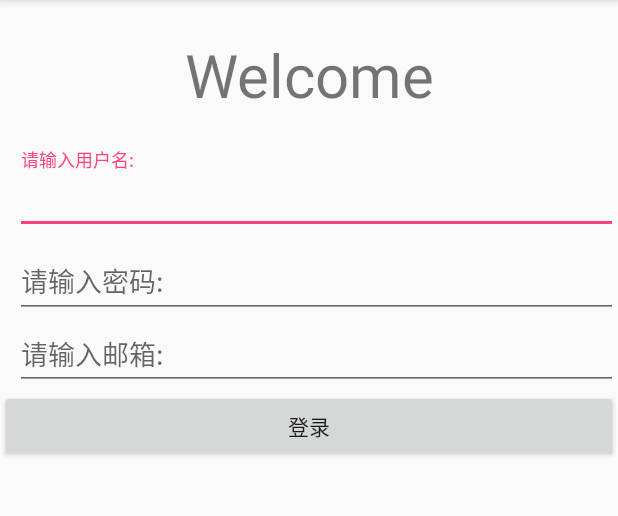
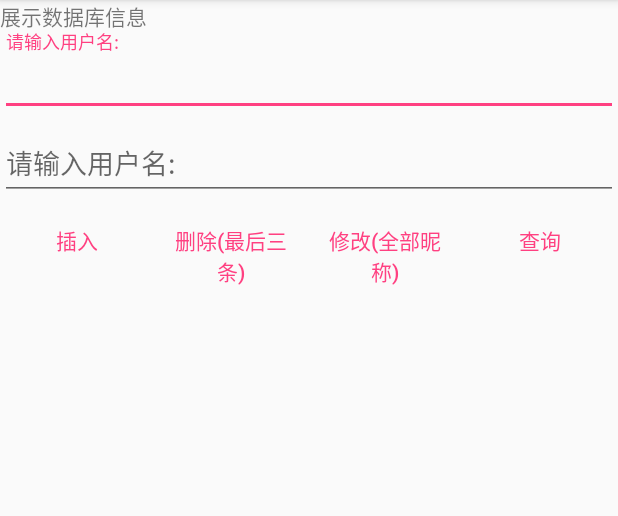
Before and after one commit to fasei/GithubTest, an Android app: the screen it shows after launch (LogonActivity before the commit, GreenDaoActivity after it), on a phone screen of 412 x 824 dp, the part 84-600 px from its top. Run offline under Robolectric (Android 15) with nearby library versions, the phone set to English and light mode, and no system bars; our stand-ins replace ButterKnife; 4 statements that could not run were skipped.

Commit message:
1、创建项目. 2、编写测试log. 3、编写GreenDao的测试部分代码，生成一个数据库和两个数据表; 4、实现了数据的增删改查

```diff
--- a/app/src/main/AndroidManifest.xml
+++ b/app/src/main/AndroidManifest.xml
@@ -3,6 +3,7 @@
     package="com.zt.wc.githubtest">
 
     <application
+        android:name=".App"
         android:allowBackup="true"
         android:icon="@mipmap/ic_launcher"
         android:label="@string/app_name"
@@ -15,7 +16,8 @@
                 <category android:name="android.intent.category.LAUNCHER" />
             </intent-filter>
         </activity>
-        <activity android:name=".ui.LogonActivity"></activity>
+        <activity android:name=".ui.LogonActivity" />
+        <activity android:name=".ui.GreenDaoActivity"></activity>
     </application>
 
 </manifest>
--- /dev/null
+++ b/app/src/main/java/com/zt/wc/githubtest/App.java
@@ -0,0 +1,30 @@
+package com.zt.wc.githubtest;
+
+import android.app.Application;
+import android.content.Context;
+
+import com.zt.wc.githubtest.dao.GreenDaoManager;
+
+/**
+ * Created by 王超 on 2016/12/12.
+ */
+
+public class App extends Application{
+    private static Context mContext;
+
+    @Override
+    public void onCreate() {
+        super.onCreate();
+        mContext=getApplicationContext();
+        GreenDaoManager.getInstance();  //首先初始化数据库内容
+    }
+
+    /**
+     * 全局上下文关系
+     * @return
+     */
+    public static Context gainContext(){
+        return mContext;
+    }
+
+}
--- a/app/src/main/java/com/zt/wc/githubtest/MainActivity.java
+++ b/app/src/main/java/com/zt/wc/githubtest/MainActivity.java
@@ -5,6 +5,7 @@ import android.support.v7.app.AppCompatActivity;
 import android.os.Bundle;
 import android.util.Log;
 
+import com.zt.wc.githubtest.ui.GreenDaoActivity;
 import com.zt.wc.githubtest.ui.LogonActivity;
 
 public class MainActivity extends AppCompatActivity {
@@ -15,7 +16,7 @@ public class MainActivity extends AppCompatActivity {
         super.onCreate(savedInstanceState);
         setContentView(R.layout.activity_main);
         Log.d(TAG, "hello github!!!");
-        Intent mLogonIntent=new Intent(MainActivity.this, LogonActivity.class);
+        Intent mLogonIntent=new Intent(MainActivity.this, GreenDaoActivity.class);
         startActivity(mLogonIntent);
     }
 }
--- /dev/null
+++ b/app/src/main/java/com/zt/wc/githubtest/dao/GreenDaoManager.java
@@ -0,0 +1,48 @@
+package com.zt.wc.githubtest.dao;
+
+import com.zt.wc.githubtest.App;
+import com.zt.wc.githubtest.greendao.gen.DaoMaster;
+import com.zt.wc.githubtest.greendao.gen.DaoSession;
+
+/**GreenDao的管理类，相关的内容
+ * 一个DaoMaster就代表着一个数据库的连接；
+ * DaoSession可以让我们使用一些Entity的基本操作和获取Dao操作类，
+ * DaoSession可以创建多个，
+ * 每一个都是属于同一个数据库连接的。
+ * Created by 王超 on 2016/12/12.
+ */
+
+public class GreenDaoManager {
+    private static GreenDaoManager mInstance;
+    private DaoMaster mDaoMaster;
+    private DaoSession mDaoSession;
+
+
+    public GreenDaoManager() {
+         DaoMaster.DevOpenHelper devOpenHelper = new DaoMaster.DevOpenHelper(App.gainContext(), "node_db", null);
+        mDaoMaster=new DaoMaster(devOpenHelper.getWritableDatabase());
+        mDaoSession=mDaoMaster.newSession();
+    }
+
+    public static GreenDaoManager getInstance(){
+        if(mInstance==null){
+            mInstance=new GreenDaoManager();
+        }
+        return  mInstance;
+    }
+
+    public DaoMaster getmDaoMaster() {
+        return mDaoMaster;
+    }
+
+    public DaoSession getmDaoSession() {
+        return mDaoSession;
+    }
+    public DaoSession getmNewDaoSession() {
+        mDaoSession=mDaoMaster.newSession();
+        return mDaoSession;
+    }
+
+
+
+}
--- a/app/src/main/java/com/zt/wc/githubtest/dao/User.java
+++ b/app/src/main/java/com/zt/wc/githubtest/dao/User.java
@@ -68,6 +68,6 @@ public class User {
                 ", name='" + name + '\'' +
                 ", age=" + age +
                 ", mark='" + mark + '\'' +
-                '}';
+                '}'+"\n";
     }
 }
--- /dev/null
+++ b/app/src/main/java/com/zt/wc/githubtest/ui/GreenDaoActivity.java
@@ -0,0 +1,121 @@
+package com.zt.wc.githubtest.ui;
+
+import android.os.Bundle;
+import android.support.v7.app.AppCompatActivity;
+import android.text.TextUtils;
+import android.util.Log;
+import android.view.View;
+import android.widget.Button;
+import android.widget.EditText;
+import android.widget.TextView;
+
+import com.zt.wc.githubtest.R;
+import com.zt.wc.githubtest.dao.GreenDaoManager;
+import com.zt.wc.githubtest.dao.User;
+import com.zt.wc.githubtest.greendao.gen.UserDao;
+
+import java.util.List;
+
+import butterknife.Bind;
+import butterknife.ButterKnife;
+import butterknife.OnClick;
+
+public class GreenDaoActivity extends AppCompatActivity {
+    private static final String TAG = "GreenDaoActivity";
+    @Bind(R.id.greendao_user_name)
+    EditText mUserName;
+    @Bind(R.id.greendao_user_age)
+    EditText mUserAge;
+    @Bind(R.id.green_show_info)
+    TextView mShowInfo;
+    @Bind(R.id.green_insert)
+    Button mInsert;
+    @Bind(R.id.green_delete)
+    Button mDelete;
+    @Bind(R.id.green_update)
+    Button mUpdate;
+    @Bind(R.id.green_select)
+    Button mSelect;
+
+    private UserDao mUserDao;
+
+    @Override
+    protected void onCreate(Bundle savedInstanceState) {
+        super.onCreate(savedInstanceState);
+        setContentView(R.layout.activity_green_dao);
+        ButterKnife.bind(this);
+
+        init();
+    }
+
+    private void init() {
+        mUserDao = GreenDaoManager.getInstance().getmDaoSession().getUserDao();
+    }
+
+
+    @OnClick({R.id.green_insert, R.id.green_delete, R.id.green_update, R.id.green_select})
+    public void onClick(View view) {
+        Log.d(TAG, "onClick: "+view.getId());
+        switch (view.getId()) {
+            case R.id.green_insert: {
+                insert();
+                select();
+            }
+            break;
+            case R.id.green_delete: {
+                delete();
+                select();
+            }
+            break;
+            case R.id.green_update:{
+                update();
+                select();
+            }
+                break;
+            case R.id.green_select: {
+                select();
+            }
+            break;
+        }
+    }
+
+    private void select() {
+        Log.d(TAG, "onClick: green_select");
+        List<User> userList = mUserDao.queryBuilder().where(UserDao.Properties.Id.ge(1)).build().list();
+        StringBuffer strBuffer = new StringBuffer();
+        for (int i = 0; i < userList.size(); i++) {
+            strBuffer.append(userList.get(i).toString());
+        }
+        mShowInfo.setText(strBuffer.toString().trim());
+    }
+
+    private void update() {
+        Log.d(TAG, "onClick: green_update");
+        List<User> userList = mUserDao.queryBuilder().where(UserDao.Properties.Age.ge(0)).build().list();
+        for (int i = 0; i < userList.size(); i++) {
+            User user = userList.get(i);
+            user.setName(mUserName.getText().toString().trim());
+            mUserDao.update(user);
+        }
+    }
+
+    private void delete() {
+        Log.d(TAG, "onClick: green_delete");
+        List<User> users = mUserDao.queryBuilder().where(UserDao.Properties.Age.ge(0)).orderDesc(UserDao.Properties.Id).limit(3).build().list();
+        for (int i = 0; i < users.size(); i++) {
+            mUserDao.delete(users.get(i));
+        }
+    }
+
+    private void insert() {
+        Log.d(TAG, "onClick: green_insert");
+        String name = mUserName.getText().toString().trim();
+        String age = mUserAge.getText().toString().trim();
+        if (TextUtils.isEmpty(age)) {
+            age = "0";
+        }
+        User user = new User(null, name, Integer.parseInt(age), "mark");
+        mUserDao.insert(user);
+    }
+
+}
--- /dev/null
+++ b/app/src/main/res/layout/activity_green_dao.xml
@@ -0,0 +1,82 @@
+<?xml version="1.0" encoding="utf-8"?>
+<ScrollView xmlns:android="http://schemas.android.com/apk/res/android"
+    android:layout_width="match_parent"
+    android:layout_height="match_parent">
+
+    <LinearLayout
+        android:id="@+id/activity_green_dao"
+        android:layout_width="match_parent"
+        android:layout_height="wrap_content"
+        android:orientation="vertical">
+
+        <TextView
+            android:id="@+id/green_show_info"
+            android:layout_width="match_parent"
+            android:layout_height="wrap_content"
+            android:text="@string/greendao_hint_show_info" />
+
+        <android.support.design.widget.TextInputLayout
+            android:layout_width="match_parent"
+            android:layout_height="wrap_content">
+
+            <EditText
+                android:id="@+id/greendao_user_name"
+                android:layout_width="match_parent"
+                android:layout_height="wrap_content"
+                android:hint="@string/logon_hint_name"
+                android:inputType="text" />
+        </android.support.design.widget.TextInputLayout>
+
+        <android.support.design.widget.TextInputLayout
+            android:layout_width="match_parent"
+            android:layout_height="wrap_content">
+
+            <EditText
+                android:id="@+id/greendao_user_age"
+                android:layout_width="match_parent"
+                android:layout_height="wrap_content"
+                android:hint="@string/logon_hint_name"
+                android:inputType="number" />
+        </android.support.design.widget.TextInputLayout>
+
+        <LinearLayout
+            android:layout_width="match_parent"
+            android:layout_height="wrap_content"
+            android:orientation="horizontal">
+
+            <Button
+                android:id="@+id/green_insert"
+                style="?android:buttonBarButtonStyle"
+                android:layout_width="0dp"
+                android:layout_height="wrap_content"
+                android:layout_weight="1"
+                android:text="@string/green_hint_insert" />
+
+            <Button
+                android:id="@+id/green_delete"
+                style="?android:buttonBarButtonStyle"
+                android:layout_width="0dp"
+                android:layout_height="wrap_content"
+                android:layout_weight="1"
+                android:text="@string/green_hint_delete" />
+
+            <Button
+                android:id="@+id/green_update"
+                style="?android:buttonBarButtonStyle"
+                android:layout_width="0dp"
+                android:layout_height="wrap_content"
+                android:layout_weight="1"
+                android:text="@string/green_hint_update" />
+
+            <Button
+                android:id="@+id/green_select"
+                style="?android:buttonBarButtonStyle"
+                android:layout_width="0dp"
+                android:layout_height="wrap_content"
+                android:layout_weight="1"
+                android:text="@string/green_select" />
+
+
+        </LinearLayout>
+    </LinearLayout>
+</ScrollView>
--- a/app/src/main/res/values/strings.xml
+++ b/app/src/main/res/values/strings.xml
@@ -5,5 +5,10 @@
     <string name="logon_hint_email">请输入邮箱:</string>
     <string name="logon_welcome">Welcome</string>
     <string name="logon">登录</string>
+    <string name="greendao_hint_show_info">展示数据库信息</string>
+    <string name="green_hint_insert">插入</string>
+    <string name="green_hint_delete">删除(最后三条)</string>
+    <string name="green_hint_update">修改(全部昵称)</string>
+    <string name="green_select">查询</string>
 
 </resources>
```
